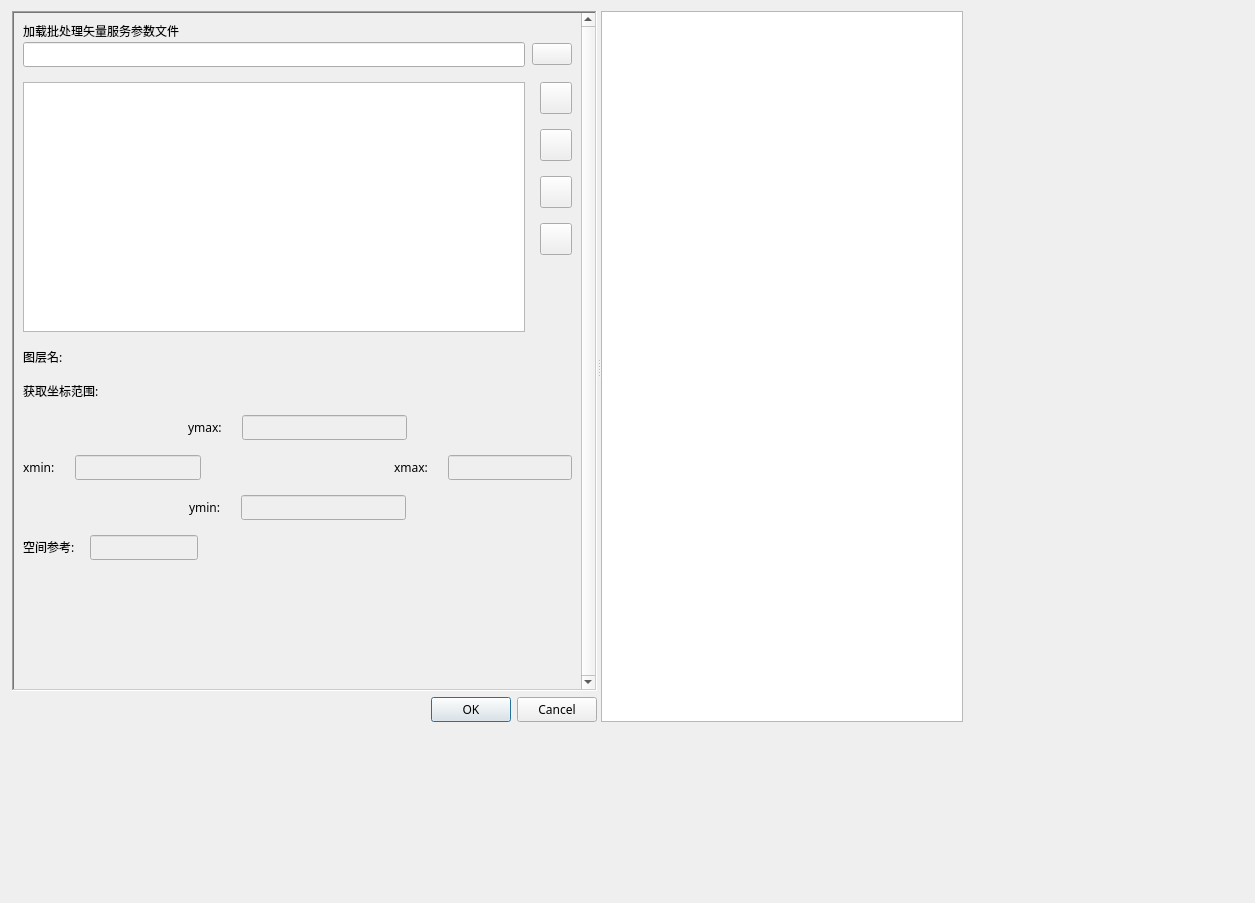
First picture: the form in UI/UIVectorMap.ui, repository zou-mono/oneTools, before the edit.
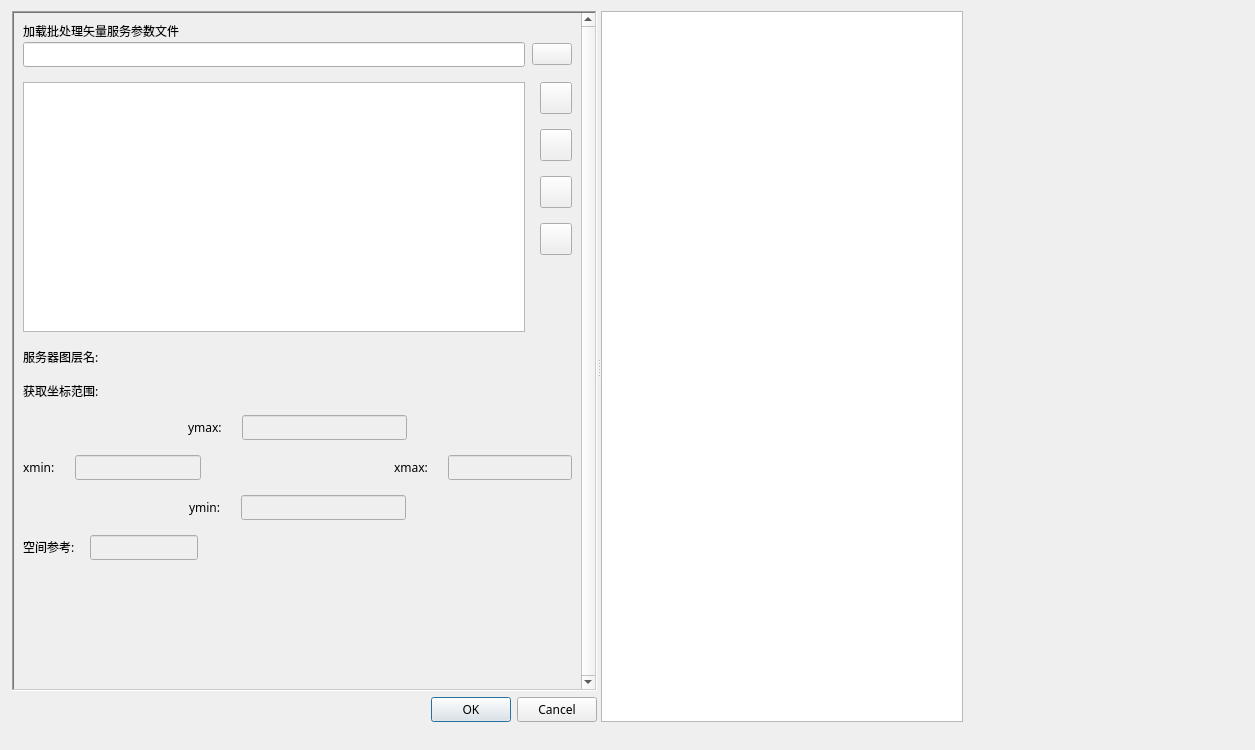
Second picture: the form after the edit. Icons and pictures are not drawn. Custom widgets are drawn as their Qt base class.

```diff
--- a/UI/UIVectorMap.ui
+++ b/UI/UIVectorMap.ui
@@ -7,7 +7,7 @@
     <x>0</x>
     <y>0</y>
     <width>1255</width>
-    <height>903</height>
+    <height>750</height>
    </rect>
   </property>
   <property name="windowTitle">
@@ -344,7 +344,7 @@
                 </font>
                </property>
                <property name="text">
-                <string>图层名:</string>
+                <string>服务器图层名:</string>
                </property>
               </widget>
              </item>
```
